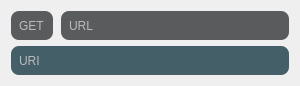
First picture: the form in requestitem.ui, repository tmstieff/Woke, before the edit.
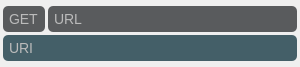
Second picture: the form after the edit.

Diff of the .ui file:
```diff
--- a/requestitem.ui
+++ b/requestitem.ui
@@ -7,7 +7,7 @@
     <x>0</x>
     <y>0</y>
     <width>300</width>
-    <height>86</height>
+    <height>67</height>
    </rect>
   </property>
   <property name="sizePolicy">
@@ -24,8 +24,9 @@
 	background-color: #595b5d;
 	color: #bbbbbb;
 	border: none;
-	padding: 5px;
-	border-radius: 8px;
+	padding: 3px;
+	border-radius: 5px;
+	font-size: 14px;
 }
 
 #RequestItem {
@@ -34,10 +35,25 @@
 }</string>
   </property>
   <layout class="QVBoxLayout" name="verticalLayout">
+   <property name="spacing">
+    <number>3</number>
+   </property>
+   <property name="leftMargin">
+    <number>3</number>
+   </property>
+   <property name="topMargin">
+    <number>6</number>
+   </property>
+   <property name="rightMargin">
+    <number>3</number>
+   </property>
+   <property name="bottomMargin">
+    <number>6</number>
+   </property>
    <item>
     <layout class="QHBoxLayout" name="horizontalLayout" stretch="0,1">
      <property name="spacing">
-      <number>8</number>
+      <number>3</number>
      </property>
      <item>
       <widget class="QLabel" name="verbLabel">
@@ -71,6 +87,9 @@
      <property name="text">
       <string>URI</string>
      </property>
+     <property name="wordWrap">
+      <bool>true</bool>
+     </property>
     </widget>
    </item>
   </layout>
```
